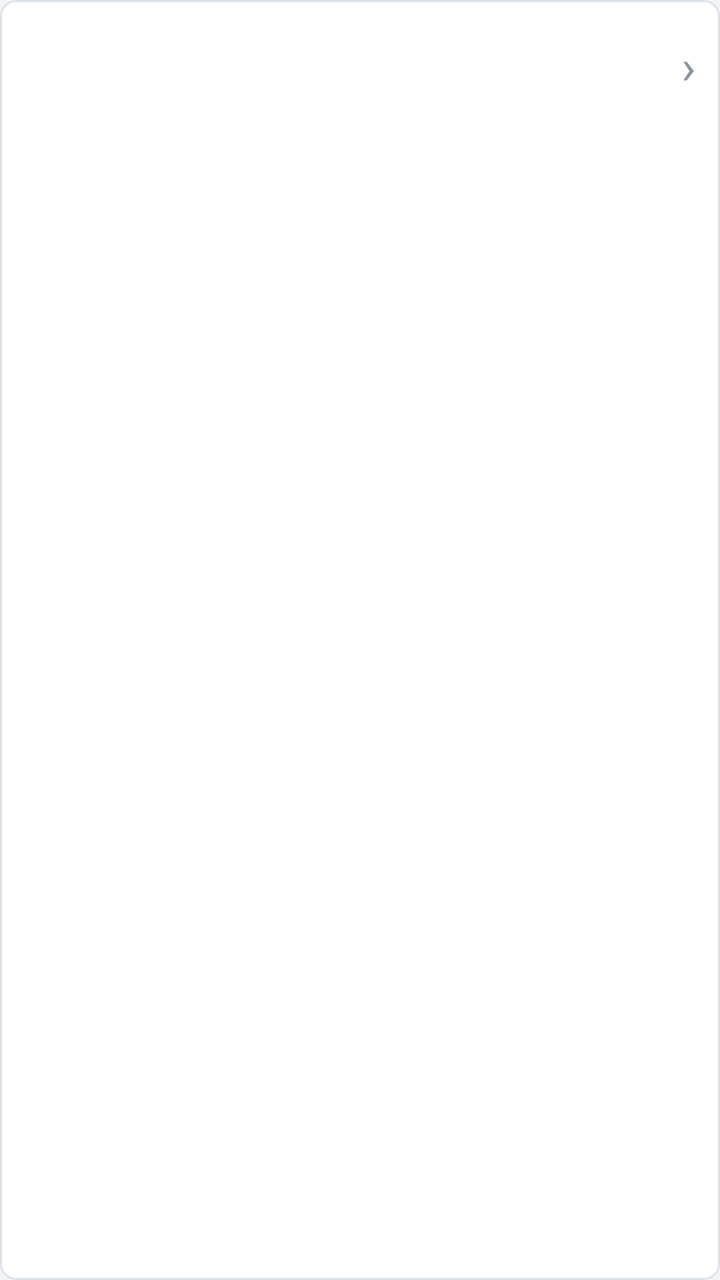
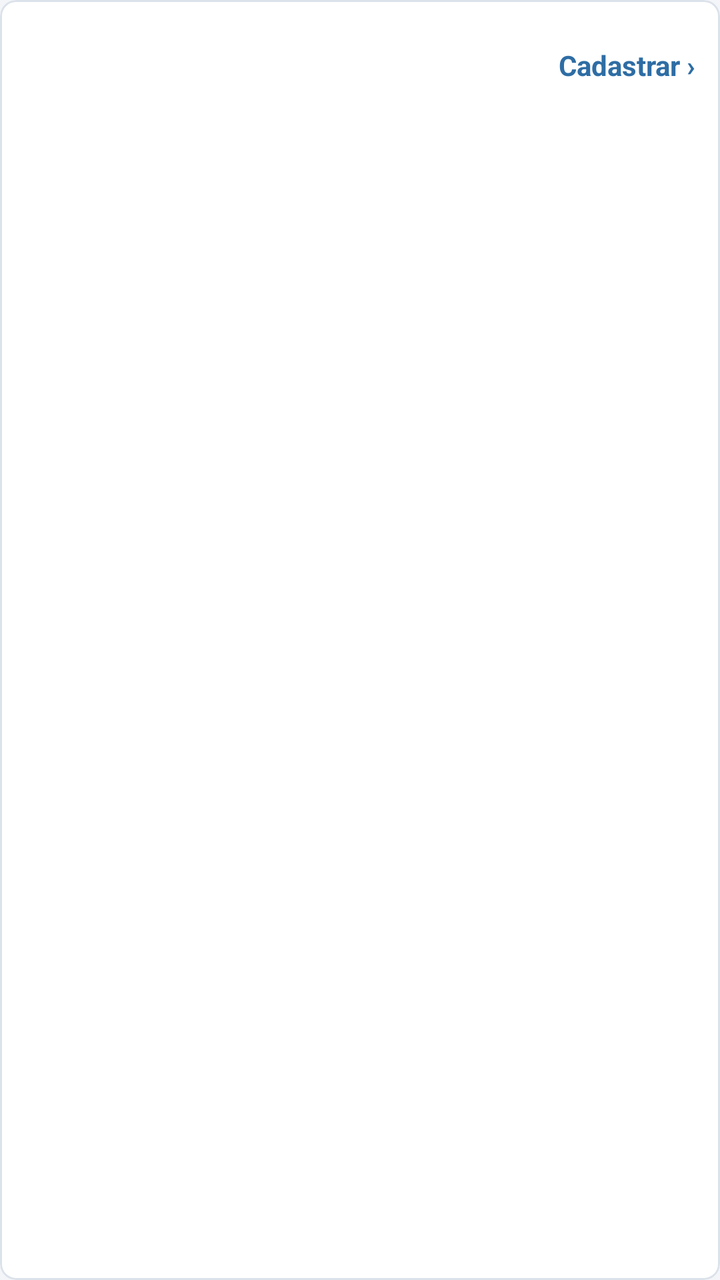

Compare the two renders of this Android layout. The source of the first and the diff that turns it into the second are given below.
<!-- AndroidManifest.xml: application theme Theme.RFIDAndroid -->
<!-- res/layout/item_nao_cadastrado.xml -->
<?xml version="1.0" encoding="utf-8"?>
<com.google.android.material.card.MaterialCardView xmlns:android="http://schemas.android.com/apk/res/android"
    android:layout_marginTop="4dp"
    android:layout_marginBottom="4dp"
    android:layout_width="match_parent"
    android:layout_height="wrap_content">

    <LinearLayout
        android:orientation="horizontal"
        android:gravity="center_vertical"
        android:padding="12dp"
        android:layout_width="match_parent"
        android:layout_height="wrap_content">

        <LinearLayout
            android:orientation="vertical"
            android:layout_width="0dp"
            android:layout_weight="1"
            android:layout_height="wrap_content">

            <TextView
                android:id="@android:id/text1"
                android:typeface="monospace"
                android:textColor="@color/texto"
                android:textSize="14sp"
                android:textStyle="bold"
                android:layout_width="match_parent"
                android:layout_height="wrap_content"/>

            <TextView
                android:id="@android:id/text2"
                android:textAppearance="@style/Texto.RFID.Secundario"
                android:layout_marginTop="2dp"
                android:layout_width="match_parent"
                android:layout_height="wrap_content"/>
        </LinearLayout>

        
        <TextView
            android:text="@string/nao_cadastradas_seta"
            android:importantForAccessibility="no"
            android:textColor="@color/texto_terciario"
            android:textSize="24sp"
            android:layout_marginStart="8dp"
            android:layout_width="wrap_content"
            android:layout_height="wrap_content"/>
    </LinearLayout>
</com.google.android.material.card.MaterialCardView>
<!-- resources referenced by this layout -->
<resources>
  <color name="texto">#FF1C2530</color>
  <color name="texto_terciario">#FF8A93A0</color>
  <string name="nao_cadastradas_seta" translatable="false">›</string>
  <style name="Texto.RFID.Secundario" parent="">
          <item name="android:textSize">15sp</item>
          <item name="android:textColor">@color/texto_secundario</item>
      </style>
  <color name="texto_secundario">#FF5B6573</color>
  <color name="marinho">#FF1F3A5F</color>
  <color name="white">#FFFFFFFF</color>
  <color name="azul_claro">#FFE3ECF6</color>
  <color name="marinho_escuro">#FF152A45</color>
  <color name="azul">#FF2E6DA4</color>
  <color name="erro">#FFC62828</color>
  <color name="borda">#FFDCE2EA</color>
  <color name="superficie">#FFFFFFFF</color>
  <color name="fundo">#FFF3F5F8</color>
  <style name="Widget.RFID.Botao" parent="Widget.Material3.Button">
          <item name="shapeAppearance">@style/Forma.RFID.Pequena</item>
          <item name="android:minHeight">52dp</item>
          <item name="android:textSize">15sp</item>
          <item name="android:letterSpacing">0.02</item>
      </style>
  <style name="Widget.RFID.Botao.Contorno" parent="Widget.Material3.Button.OutlinedButton">
          <item name="shapeAppearance">@style/Forma.RFID.Pequena</item>
          <item name="android:minHeight">52dp</item>
          <item name="android:textSize">15sp</item>
          <item name="strokeColor">@color/marinho</item>
      </style>
  <style name="Widget.RFID.Campo" parent="Widget.Material3.TextInputLayout.OutlinedBox">
          <item name="shapeAppearance">@style/Forma.RFID.Pequena</item>
          <item name="boxStrokeColor">@color/marinho</item>
          <item name="hintTextColor">@color/marinho</item>
          <item name="android:layout_marginTop">12dp</item>
      </style>
  <style name="Widget.RFID.Cartao" parent="Widget.Material3.CardView.Outlined">
          <item name="cardBackgroundColor">@color/superficie</item>
          <item name="strokeColor">@color/borda</item>
          <item name="cardCornerRadius">8dp</item>
          <item name="cardElevation">0dp</item>
      </style>
  <style name="Widget.RFID.Abas" parent="Widget.Material3.TabLayout">
          <item name="android:background">@color/superficie</item>
          <item name="tabIndicatorColor">@color/marinho</item>
          <item name="tabSelectedTextColor">@color/marinho</item>
          <item name="tabTextColor">@color/texto_secundario</item>
          <item name="tabIndicatorFullWidth">true</item>
          <item name="tabGravity">fill</item>
          <item name="tabMode">fixed</item>
      </style>
  <style name="Forma.RFID.Pequena" parent="">
          <item name="cornerFamily">rounded</item>
          <item name="cornerSize">6dp</item>
      </style>
  <!-- unchanged entries left out for length: 1 -->
</resources>

<!-- the commit's change to res/layout/item_nao_cadastrado.xml (unified diff, before → after) -->
@@ -37,10 +37,10 @@
 
         
         <TextView
-            android:text="@string/nao_cadastradas_seta"
-            android:importantForAccessibility="no"
-            android:textColor="@color/texto_terciario"
-            android:textSize="24sp"
+            android:text="@string/nao_cadastradas_cadastrar"
+            android:textColor="@color/azul"
+            android:textSize="14sp"
+            android:textStyle="bold"
             android:layout_marginStart="8dp"
             android:layout_width="wrap_content"
             android:layout_height="wrap_content"/>
<!-- resource entries referenced after the edit -->
@@ -1,8 +1,7 @@
 <!-- resources referenced by this layout -->
 <resources>
   <color name="texto">#FF1C2530</color>
-  <color name="texto_terciario">#FF8A93A0</color>
-  <string name="nao_cadastradas_seta" translatable="false">›</string>
+  <string name="nao_cadastradas_cadastrar">Cadastrar ›</string>
   <style name="Texto.RFID.Secundario" parent="">
           <item name="android:textSize">15sp</item>
           <item name="android:textColor">@color/texto_secundario</item>
